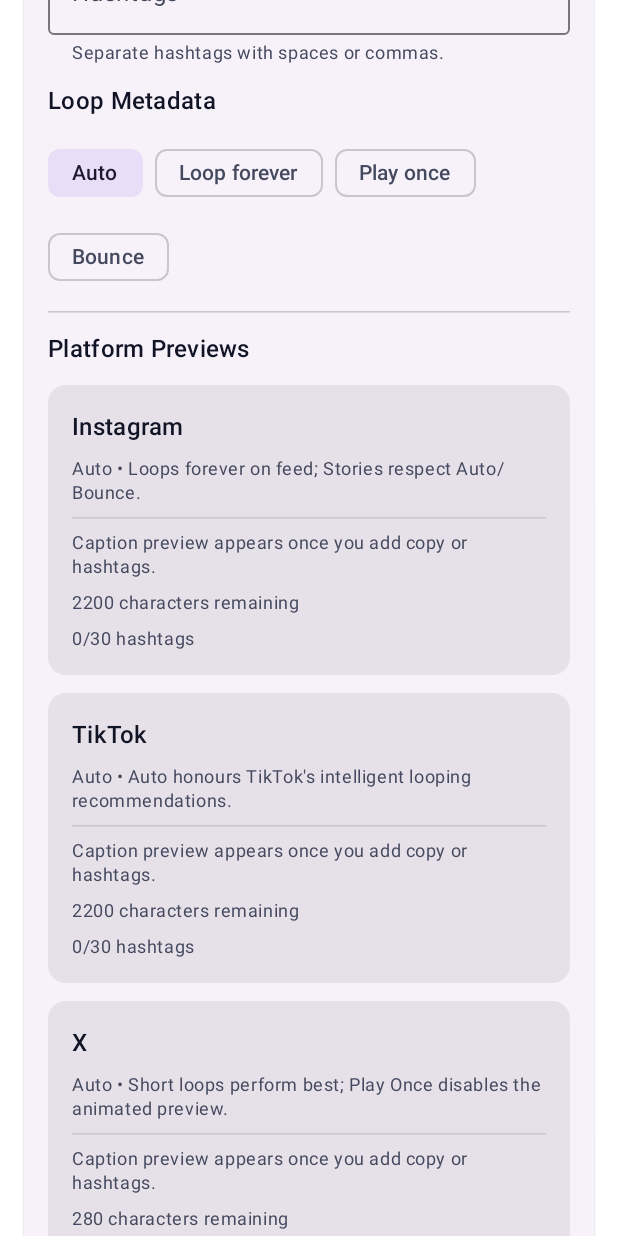
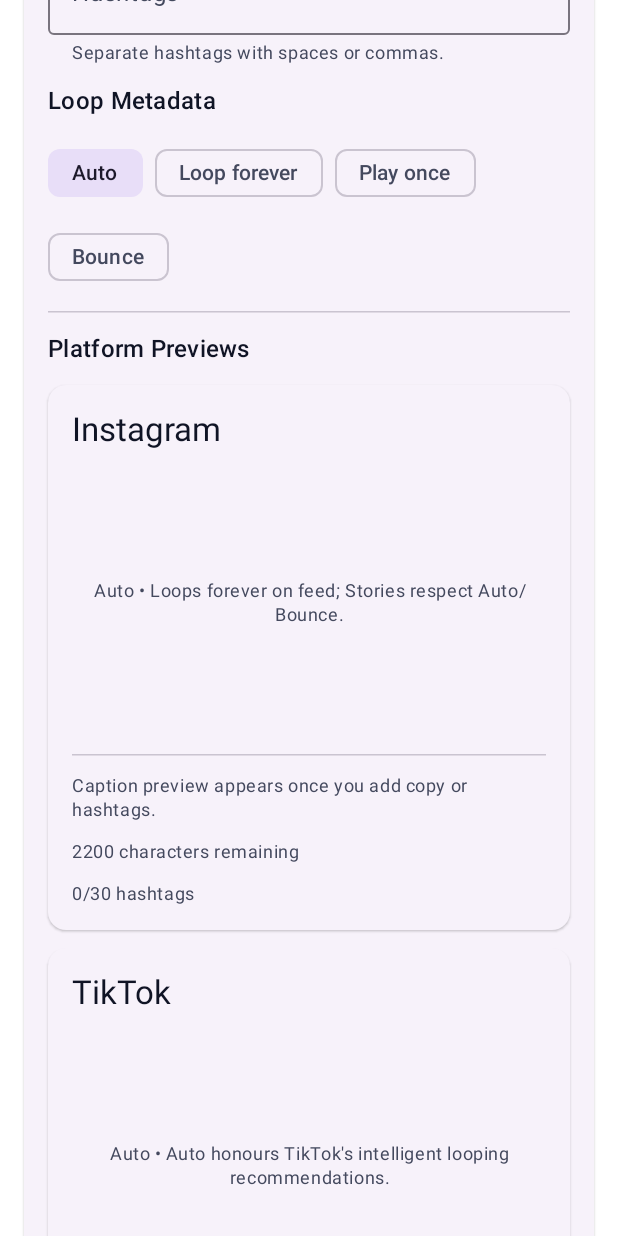
Before and after one commit to invisibleacropolis-ops/GIF-hold, an Android app built with Jetpack Compose: the composable MasterBlendScreen shown on its own in the app's theme, scrolled down 576 dp, on a phone screen of 412 x 824 dp. Run offline under Robolectric (Android 15) with nearby library versions, the phone set to English and light mode, and no system bars; our stand-ins replace window size class; libraries missing offline, so code that uses them is left out: coil.decode; 1 statement that could not run was skipped.

Commit message:
Adopt shared preview card for master share setup

```diff
--- a/app/src/main/java/com/gifvision/app/ui/master/MasterShareSetupCard.kt
+++ b/app/src/main/java/com/gifvision/app/ui/master/MasterShareSetupCard.kt
@@ -5,8 +5,6 @@ import androidx.compose.foundation.layout.Column
 import androidx.compose.foundation.layout.FlowRow
 import androidx.compose.foundation.layout.fillMaxWidth
 import androidx.compose.foundation.layout.padding
-import androidx.compose.material3.Card
-import androidx.compose.material3.CardDefaults
 import androidx.compose.material3.ElevatedCard
 import androidx.compose.material3.ExperimentalMaterial3Api
 import androidx.compose.material3.FilterChip
@@ -16,7 +14,9 @@ import androidx.compose.material3.OutlinedTextField
 import androidx.compose.material3.Text
 import androidx.compose.runtime.Composable
 import androidx.compose.ui.Modifier
+import androidx.compose.ui.text.style.TextAlign
 import androidx.compose.ui.unit.dp
+import com.gifvision.app.ui.components.preview.GifPreviewCard
 import com.gifvision.app.ui.state.GifLoopMetadata
 import com.gifvision.app.ui.state.PlatformPreview
 import com.gifvision.app.ui.state.ShareSetupState
@@ -95,22 +95,25 @@ internal fun MasterShareSetupCard(
     }
 }
 
+/**
+ * Renders a per-platform share preview using the shared [GifPreviewCard] scaffold so that the
+ * social preview chrome matches the stream and blend preview surfaces. The preview surface hosts
+ * the loop message while the action column summarizes caption, character, and hashtag status.
+ */
 @Composable
 private fun PlatformPreviewCard(preview: PlatformPreview) {
-    Card(
-        modifier = Modifier.fillMaxWidth(),
-        colors = CardDefaults.cardColors()
-    ) {
-        Column(
-            modifier = Modifier.padding(16.dp),
-            verticalArrangement = Arrangement.spacedBy(8.dp)
-        ) {
-            Text(text = preview.platform.displayName, style = MaterialTheme.typography.titleMedium)
+    GifPreviewCard(
+        title = preview.platform.displayName,
+        previewContent = {
             Text(
                 text = preview.loopMessage,
                 style = MaterialTheme.typography.bodySmall,
-                color = MaterialTheme.colorScheme.onSurfaceVariant
+                color = MaterialTheme.colorScheme.onSurfaceVariant,
+                textAlign = TextAlign.Center,
+                modifier = Modifier.fillMaxWidth()
             )
+        },
+        actions = {
             HorizontalDivider()
             if (preview.renderedCaption.isBlank()) {
                 Text(
@@ -152,5 +155,5 @@ private fun PlatformPreviewCard(preview: PlatformPreview) {
                 color = if (preview.overflowHashtags > 0) MaterialTheme.colorScheme.error else MaterialTheme.colorScheme.onSurfaceVariant
             )
         }
-    }
+    )
 }
```
Also changed, not shown: 1 other file.
